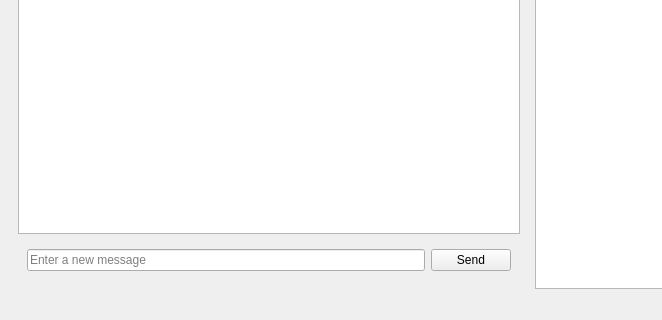
First picture: the form in Source/UI/MainWindow.ui, repository DhirajWishal/HiveCom-Desktop, before the edit; both pictures show x 0 to 662 and y 280 to 600 of the 800 by 600 pixel window.
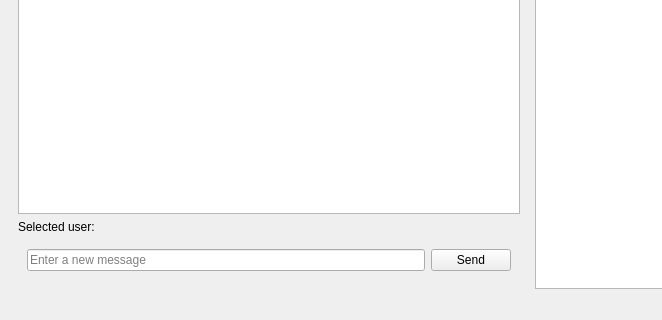
Second picture: the form after the edit.

Commit message: Added support for sending messages to a user.

```diff
--- a/Source/UI/MainWindow.ui
+++ b/Source/UI/MainWindow.ui
@@ -40,7 +40,14 @@
         </layout>
        </item>
        <item>
-        <widget class="QListView" name="messageView"/>
+        <widget class="QListWidget" name="messageView"/>
+       </item>
+       <item>
+        <widget class="QLabel" name="selectedUser">
+         <property name="text">
+          <string>Selected user: &lt;none&gt;</string>
+         </property>
+        </widget>
        </item>
        <item>
         <widget class="QWidget" name="widget_2" native="true">
```
The commit also changes 2 other files.
